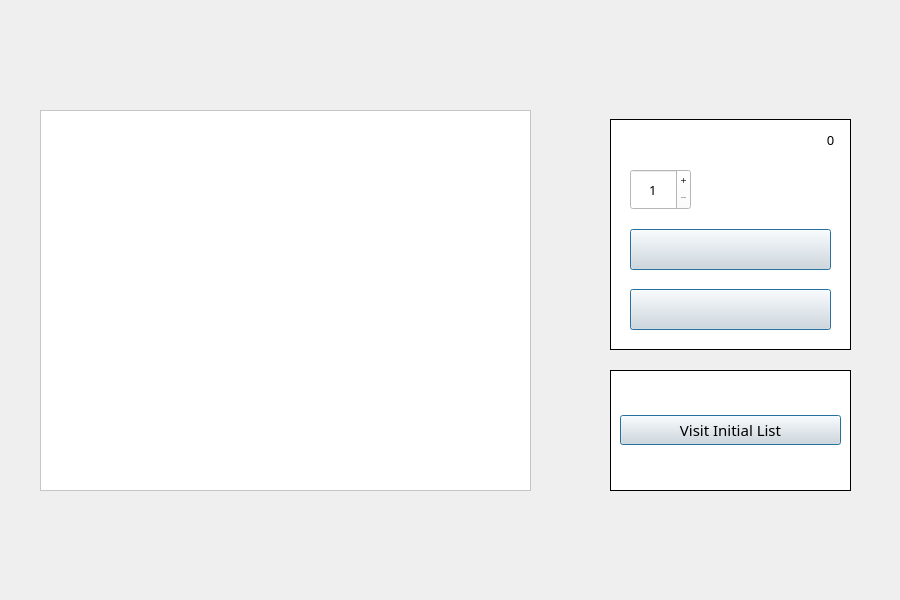
The window that schoolStore.ui (DannyCamacho/CollegeConnect) describes before a commit, drawn with Qt 5.
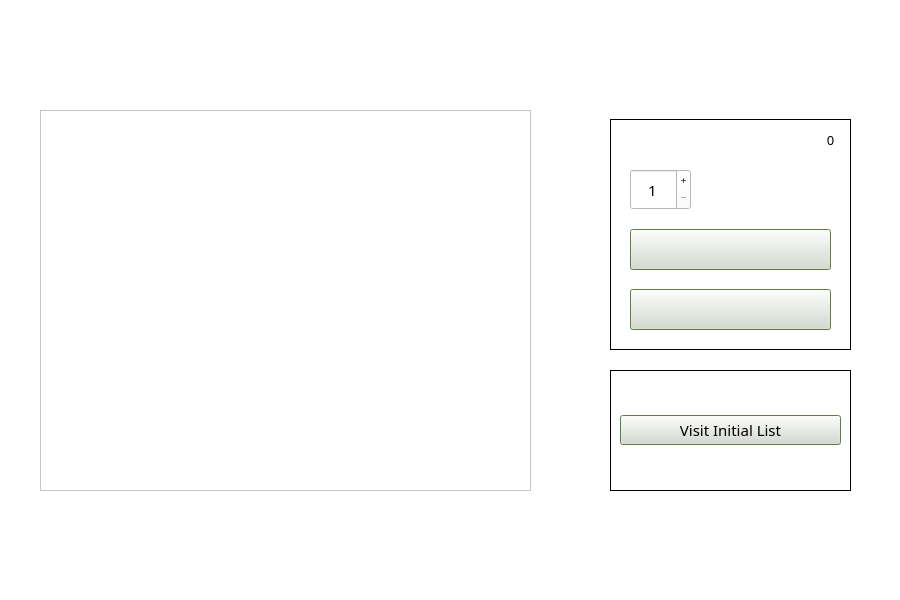
The same window after the commit. Icons and pictures are not drawn.

The edit to the form file:
```diff
--- a/schoolStore.ui
+++ b/schoolStore.ui
@@ -13,6 +13,13 @@
   <property name="windowTitle">
    <string>MainWindow</string>
   </property>
+  <property name="styleSheet">
+   <string notr="true">color: rgb(49, 49, 49);
+background-color: rgb(255, 255, 255);
+alternate-background-color: rgb(225, 225, 225);
+selection-color: rgb(49, 49, 49);
+selection-background-color: rgb(118, 158, 81);</string>
+  </property>
   <widget class="QWidget" name="centralwidget">
    <widget class="QFrame" name="frame_5">
     <property name="geometry">
@@ -44,8 +51,8 @@
      </property>
      <property name="font">
       <font>
-       <family>Bahnschrift</family>
-       <pointsize>10</pointsize>
+       <family>Mongolian Baiti</family>
+       <pointsize>11</pointsize>
       </font>
      </property>
      <property name="focusPolicy">
@@ -98,6 +105,12 @@
        <height>41</height>
       </rect>
      </property>
+     <property name="font">
+      <font>
+       <family>Mongolian Baiti</family>
+       <pointsize>11</pointsize>
+      </font>
+     </property>
      <property name="styleSheet">
       <string notr="true">background-color: rgb(225, 225, 225);
 color: rgb(0, 0, 0);
@@ -132,6 +145,12 @@
        <height>41</height>
       </rect>
      </property>
+     <property name="font">
+      <font>
+       <family>Mongolian Baiti</family>
+       <pointsize>11</pointsize>
+      </font>
+     </property>
      <property name="styleSheet">
       <string notr="true">background-color: rgb(225, 225, 225);
 color: rgb(0, 0, 0);
@@ -247,9 +266,8 @@
         </property>
         <property name="font">
          <font>
-          <family>Bahnschrift</family>
+          <family>Mongolian Baiti</family>
           <pointsize>11</pointsize>
-          <weight>50</weight>
           <bold>false</bold>
          </font>
         </property>
```
Left out of the diff: 14 changed lines with no effect on the pictures.
